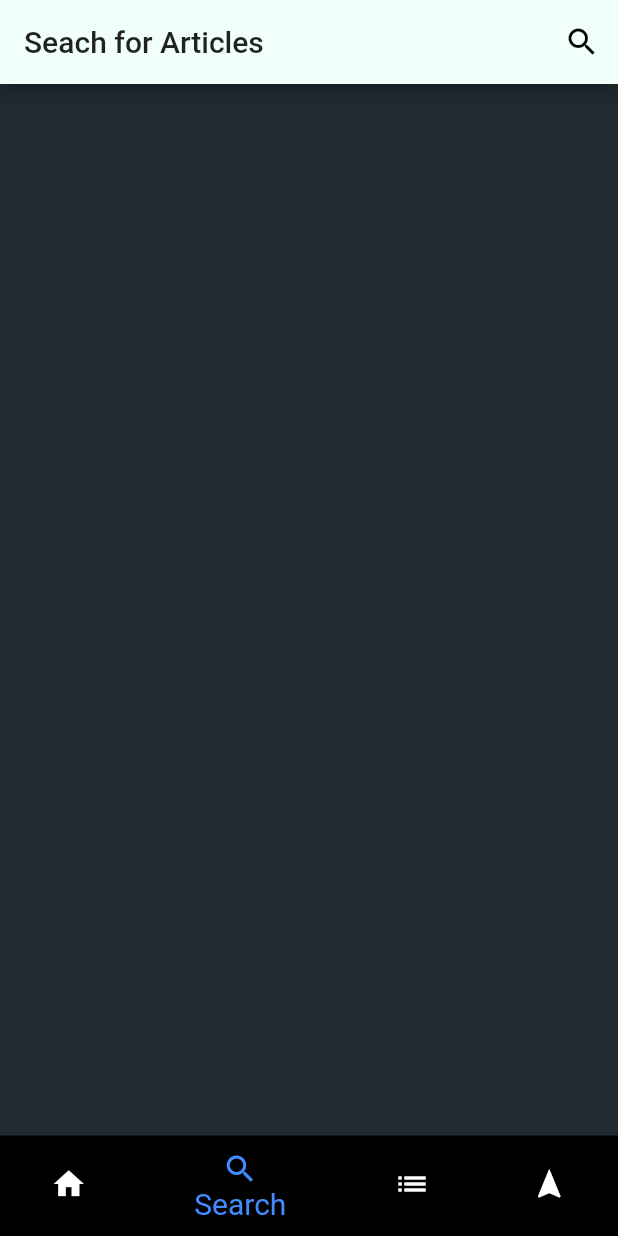
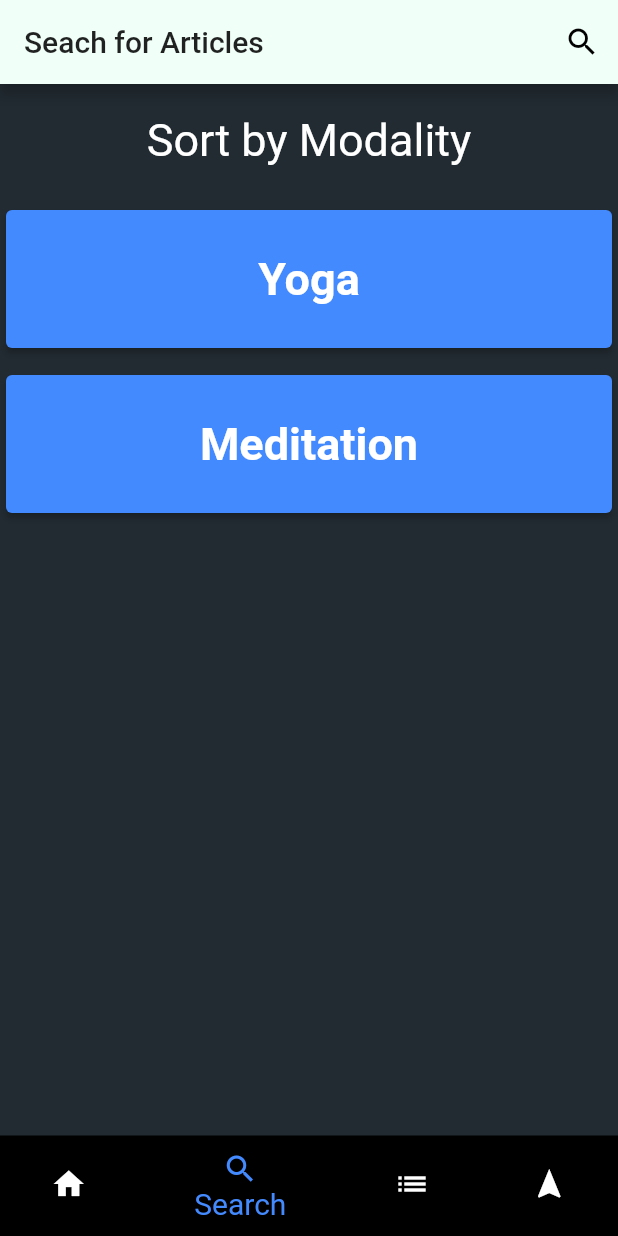
Before and after one commit to sgovil5/wha_app3, a Flutter app: the screen it shows once a user with an empty profile is signed in, item 2 of the bottom bar chosen, on a phone screen of 412 x 824 dp. Run offline on Flutter 3.47's test engine with Material 2 defaults, Android fonts, the phone set to English and light mode, and no system bars; our stand-ins replace cloud_firestore, firebase_auth, firebase_storage, flutter_swiper; missing offline and left inert: syncfusion_flutter_pdfviewer; accounts and stored records are empty.

Commit message:
added sort by modality

```diff
--- a/lib/main.dart
+++ b/lib/main.dart
@@ -7,6 +7,7 @@ import 'screens/articles/article_detail_screen.dart';
 import 'screens/bottom_nav_bar.dart';
 import 'screens/auth/auth_screen.dart';
 import 'screens/other/about_us_swiper.dart';
+import 'screens/modality_article_view.dart';
 
 void main() {
   runApp(WHAApp());
@@ -41,6 +42,7 @@ class _WHAAppState extends State<WHAApp> {
         AboutUsSwiper.routeName: (ctx) => AboutUsSwiper(),
         ArticlePDFViewer.routeName: (ctx) => ArticlePDFViewer(),
         PractitionerDetailScreen.routeName: (ctx) => PractitionerDetailScreen(),
+        ModalityArticleView.routeName: (ctx) => ModalityArticleView(),
       },
     );
   }
--- a/lib/screens/article_search_screen.dart
+++ b/lib/screens/article_search_screen.dart
@@ -1,10 +1,53 @@
 import 'package:cloud_firestore/cloud_firestore.dart';
 import 'package:firebase_auth/firebase_auth.dart';
 import 'package:flutter/material.dart';
+import '../screens/modality_article_view.dart';
 import '../widgets/article/article_preview.dart';
 import '../screens/articles/article_detail_screen.dart';
 
 class ArticleSearchScreen extends StatelessWidget {
+  void selectModality(BuildContext context, modality) {
+    Navigator.of(context)
+        .pushNamed(
+      ModalityArticleView.routeName,
+      arguments: modality,
+    )
+        .then((result) {
+      if (result != null) {}
+    });
+  }
+
+  Widget buildModalitySection(BuildContext context, String modality) {
+    return InkWell(
+      onTap: () {
+        print("hi");
+        selectModality(context, modality);
+      },
+      child: Container(
+        width: double.infinity,
+        height: 100,
+        margin: EdgeInsets.fromLTRB(0, 5, 0, 5),
+        child: Card(
+          elevation: 2,
+          color: Colors.blueAccent,
+          child: Container(
+            margin: EdgeInsets.fromLTRB(0, 0, 0, 0),
+            alignment: Alignment.center,
+            child: Text(
+              modality,
+              style: TextStyle(
+                fontSize: 30,
+                color: Colors.white,
+                fontWeight: FontWeight.bold,
+              ),
+              textAlign: TextAlign.center,
+            ),
+          ),
+        ),
+      ),
+    );
+  }
+
   @override
   Widget build(BuildContext context) {
     return Scaffold(
@@ -20,6 +63,23 @@ class ArticleSearchScreen extends StatelessWidget {
               );
             },
           )
+        ],
+      ),
+      body: Column(
+        children: [
+          Container(
+            alignment: Alignment.center,
+            child: Text(
+              "Sort by Modality",
+              style: TextStyle(
+                fontSize: 30,
+                color: Colors.white,
+              ),
+            ),
+            padding: EdgeInsets.fromLTRB(0, 20, 0, 20),
+          ),
+          buildModalitySection(context, 'Yoga'),
+          buildModalitySection(context, 'Meditation')
         ],
       ),
     );
```
Also changed, not shown: lib/screens/modality_article_view.dart (added, +61 -0 lines).
